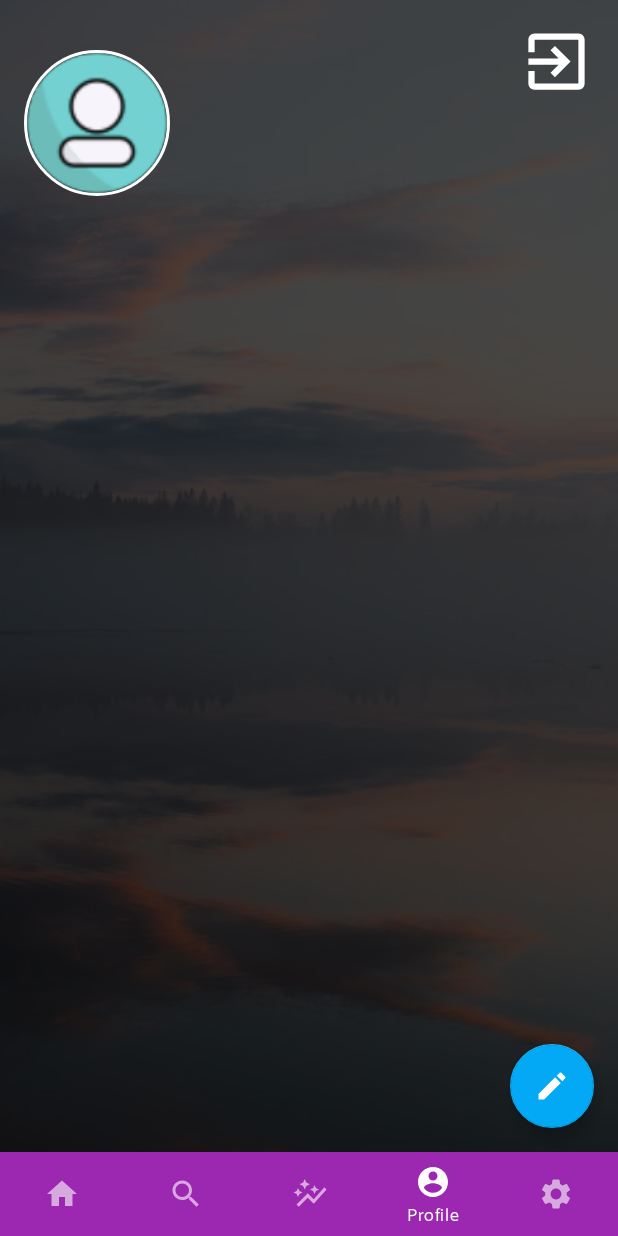
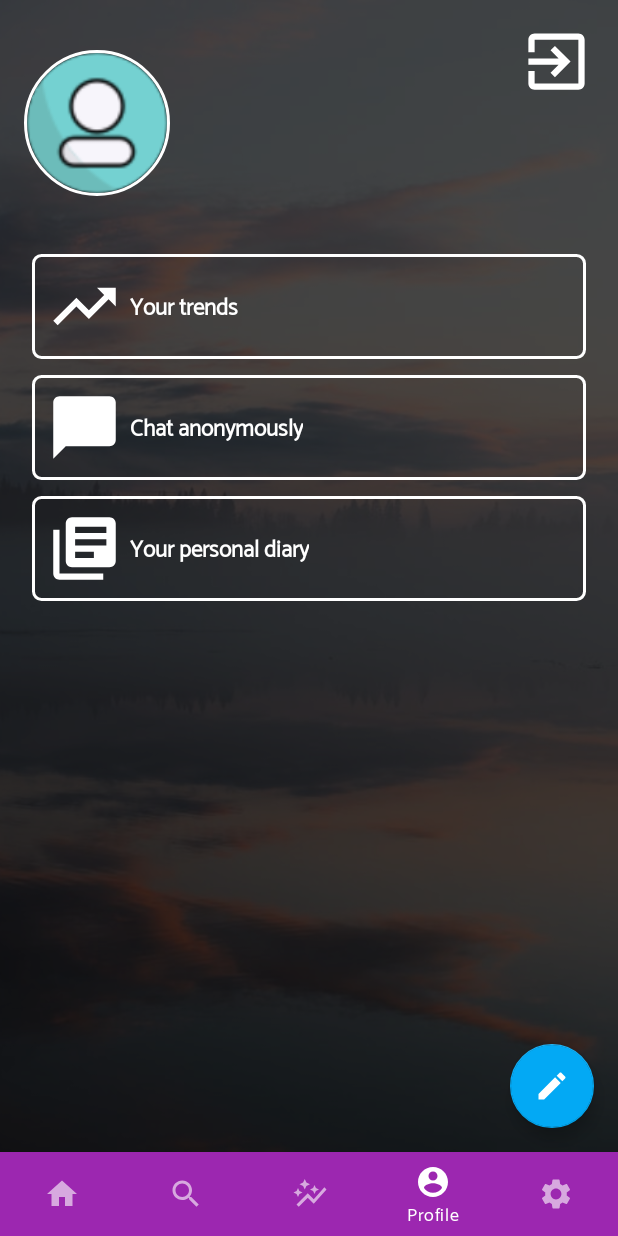
Before and after one commit to otsembo/MyMenty, an Android app: the Profile screen opened through its navigation route, on a phone screen of 412 x 824 dp. Run offline under Robolectric (Android 15) with nearby library versions, the phone set to English and light mode, and no system bars; our stand-ins replace CircleImageView, Dagger/Hilt's generated code, Firebase (no records; nobody signed in at launch, a user with empty details on screens opened directly), navigation-ui; pictures from the network do not load.

Commit message:
Full user profile complete

```diff
--- a/app/src/main/java/com/eeyan/mymenty/domain/model/HomeMenu.kt
+++ b/app/src/main/java/com/eeyan/mymenty/domain/model/HomeMenu.kt
@@ -3,7 +3,6 @@ package com.eeyan.mymenty.domain.model
 import com.eeyan.mymenty.R
 
 object HomeMenu {
-
 
     data class Options(val img:Int, val title:String)
 
--- /dev/null
+++ b/app/src/main/java/com/eeyan/mymenty/domain/model/ProfileMenu.kt
@@ -0,0 +1,22 @@
+package com.eeyan.mymenty.domain.model
+
+import com.eeyan.mymenty.R
+import com.eeyan.mymenty.presentation.main.profile.Profile
+
+object ProfileMenu {
+
+    data class ProfileOptions(
+        val icon:Int,
+        val title:String
+    )
+
+
+    fun getProfileOptions() : ArrayList<ProfileOptions>{
+        val options = ArrayList<ProfileOptions>()
+        options.add(ProfileOptions(R.drawable.ic_trend, "Your trends"))
+        options.add(ProfileOptions(R.drawable.ic_chat, "Chat anonymously"))
+        options.add(ProfileOptions(R.drawable.ic_book, "Your personal diary"))
+        return options
+    }
+
+}
--- a/app/src/main/java/com/eeyan/mymenty/domain/repository/AuthRepository.kt
+++ b/app/src/main/java/com/eeyan/mymenty/domain/repository/AuthRepository.kt
@@ -78,9 +78,7 @@ class AuthRepository
                     }
                 )
 
-                awaitClose {
-
-                }
+                awaitClose {}
 
             }
 
--- a/app/src/main/java/com/eeyan/mymenty/presentation/main/profile/Profile.kt
+++ b/app/src/main/java/com/eeyan/mymenty/presentation/main/profile/Profile.kt
@@ -8,8 +8,12 @@ import androidx.fragment.app.Fragment
 import androidx.fragment.app.FragmentActivity
 import androidx.fragment.app.viewModels
 import androidx.navigation.Navigation
+import coil.load
 import com.eeyan.mymenty.R
+import com.eeyan.mymenty.common.constants.Constants
 import com.eeyan.mymenty.databinding.MainProfileBinding
+import com.eeyan.mymenty.domain.model.ProfileMenu
+import com.eeyan.mymenty.presentation.main.profile.adapters.ProfileMenuAdapter
 import dagger.hilt.android.AndroidEntryPoint
 
 @AndroidEntryPoint
@@ -21,6 +25,10 @@ class Profile : Fragment(){
 
     private val mCtx:FragmentActivity by lazy {
         requireActivity()
+    }
+
+    private val adapter:ProfileMenuAdapter by lazy {
+        ProfileMenuAdapter(ProfileMenu.getProfileOptions())
     }
 
     override fun onCreateView(inflater: LayoutInflater, container: ViewGroup?, savedInstanceState: Bundle?): View? {
@@ -44,6 +52,9 @@ class Profile : Fragment(){
             Navigation.findNavController(it).navigate(R.id.action_profile_to_authentication)
             mCtx.finish()
         }
+
+        binding.rvProfileOptions.adapter = adapter
+
     }
 
     private fun initObservers(){
@@ -53,6 +64,13 @@ class Profile : Fragment(){
                 it?.data?.let { user ->
                     binding.txtProfileName.text = user.username
                     binding.txtProfileEmail.text = user.email
+
+                    user.imageUrl?.let {
+                        binding.imgProfile.load(
+                            user.imageUrl
+                        )
+                    }
+
                 }
 
             }
--- /dev/null
+++ b/app/src/main/java/com/eeyan/mymenty/presentation/main/profile/adapters/ProfileMenuAdapter.kt
@@ -0,0 +1,36 @@
+package com.eeyan.mymenty.presentation.main.profile.adapters
+
+import android.view.LayoutInflater
+import android.view.ViewGroup
+import androidx.recyclerview.widget.RecyclerView
+import coil.load
+import com.eeyan.mymenty.R
+import com.eeyan.mymenty.databinding.RowProfileOptionsBinding
+import com.eeyan.mymenty.domain.model.ProfileMenu
+import com.eeyan.mymenty.presentation.main.profile.ProfileVM
+
+class ProfileMenuAdapter
+    (private val profileOptions:ArrayList<ProfileMenu.ProfileOptions>) : RecyclerView.Adapter<ProfileMenuAdapter.ProfileVH>(){
+
+    override fun onCreateViewHolder(parent: ViewGroup, viewType: Int): ProfileVH {
+        return ProfileVH(
+            RowProfileOptionsBinding.inflate(LayoutInflater.from(parent.context), parent, false)
+        )
+    }
+
+    override fun onBindViewHolder(holder: ProfileVH, position: Int) {
+        val option = profileOptions[position]
+        holder.bind(option)
+    }
+
+    override fun getItemCount(): Int = profileOptions.size
+
+    class ProfileVH (val binding: RowProfileOptionsBinding) : RecyclerView.ViewHolder(binding.root){
+        fun bind(option:ProfileMenu.ProfileOptions){
+            binding.imgProfileMenu.load(
+                option.icon
+            )
+            binding.txtProfileMenuTitle.text = option.title
+        }
+    }
+}
--- /dev/null
+++ b/app/src/main/res/drawable/bg_white_underline.xml
@@ -0,0 +1,13 @@
+<?xml version="1.0" encoding="utf-8"?>
+<shape
+    xmlns:android="http://schemas.android.com/apk/res/android"
+    android:shape="rectangle">
+
+    <stroke
+        android:width="2dp"
+        android:color="@color/white"/>
+
+    <corners
+        android:radius="5dip"/>
+
+</shape>
--- /dev/null
+++ b/app/src/main/res/drawable/ic_book.xml
@@ -0,0 +1,5 @@
+<vector android:height="24dp" android:tint="#FFFFFF"
+    android:viewportHeight="24" android:viewportWidth="24"
+    android:width="24dp" xmlns:android="http://schemas.android.com/apk/res/android">
+    <path android:fillColor="@android:color/white" android:pathData="M4,6L2,6v14c0,1.1 0.9,2 2,2h14v-2L4,20L4,6zM20,2L8,2c-1.1,0 -2,0.9 -2,2v12c0,1.1 0.9,2 2,2h12c1.1,0 2,-0.9 2,-2L22,4c0,-1.1 -0.9,-2 -2,-2zM19,11L9,11L9,9h10v2zM15,15L9,15v-2h6v2zM19,7L9,7L9,5h10v2z"/>
+</vector>
--- /dev/null
+++ b/app/src/main/res/drawable/ic_chat.xml
@@ -0,0 +1,5 @@
+<vector android:height="24dp" android:tint="#FFFFFF"
+    android:viewportHeight="24" android:viewportWidth="24"
+    android:width="24dp" xmlns:android="http://schemas.android.com/apk/res/android">
+    <path android:fillColor="@android:color/white" android:pathData="M20,2H4c-1.1,0 -2,0.9 -2,2v18l4,-4h14c1.1,0 2,-0.9 2,-2V4c0,-1.1 -0.9,-2 -2,-2z"/>
+</vector>
--- /dev/null
+++ b/app/src/main/res/drawable/ic_trend.xml
@@ -0,0 +1,5 @@
+<vector android:height="24dp" android:tint="#FFFFFF"
+    android:viewportHeight="24" android:viewportWidth="24"
+    android:width="24dp" xmlns:android="http://schemas.android.com/apk/res/android">
+    <path android:fillColor="@android:color/white" android:pathData="M16,6l2.29,2.29 -4.88,4.88 -4,-4L2,16.59 3.41,18l6,-6 4,4 6.3,-6.29L22,12V6z"/>
+</vector>
--- /dev/null
+++ b/app/src/main/res/layout/row_profile_options.xml
@@ -0,0 +1,28 @@
+<?xml version="1.0" encoding="utf-8"?>
+<LinearLayout xmlns:android="http://schemas.android.com/apk/res/android"
+    xmlns:app="http://schemas.android.com/apk/res-auto"
+    android:orientation="horizontal"
+    android:layout_width="match_parent"
+    android:layout_height="wrap_content"
+    android:padding="10dp"
+    android:layout_margin="5dp"
+    android:background="@drawable/bg_white_underline">
+
+    <androidx.appcompat.widget.AppCompatImageView
+        android:layout_width="50dp"
+        android:layout_height="50dp"
+        app:srcCompat="@drawable/ic_logout"
+        android:id="@+id/imgProfileMenu"
+        />
+
+    <androidx.appcompat.widget.AppCompatTextView
+        android:layout_width="wrap_content"
+        android:layout_height="wrap_content"
+        android:layout_marginStart="5dp"
+        android:layout_gravity="center_vertical"
+        android:id="@+id/txtProfileMenuTitle"
+        android:textColor="@color/white"
+        android:textSize="15sp"
+        android:textStyle="bold"/>
+
+</LinearLayout>
```
